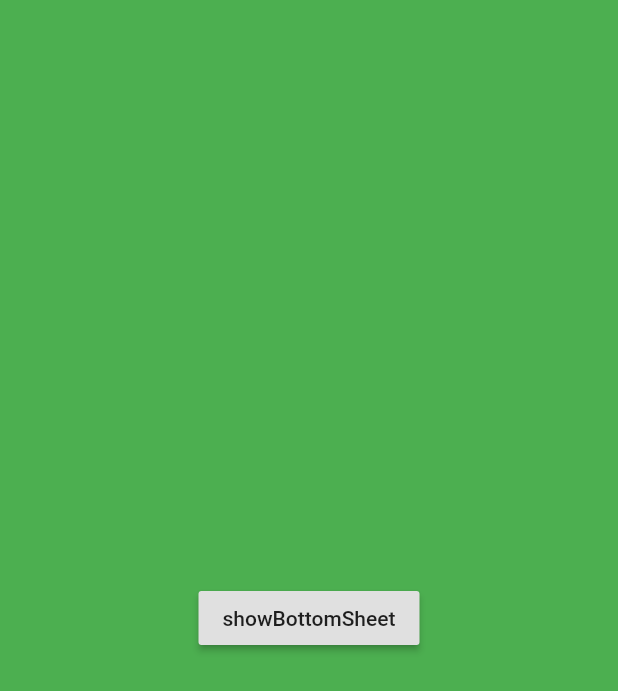
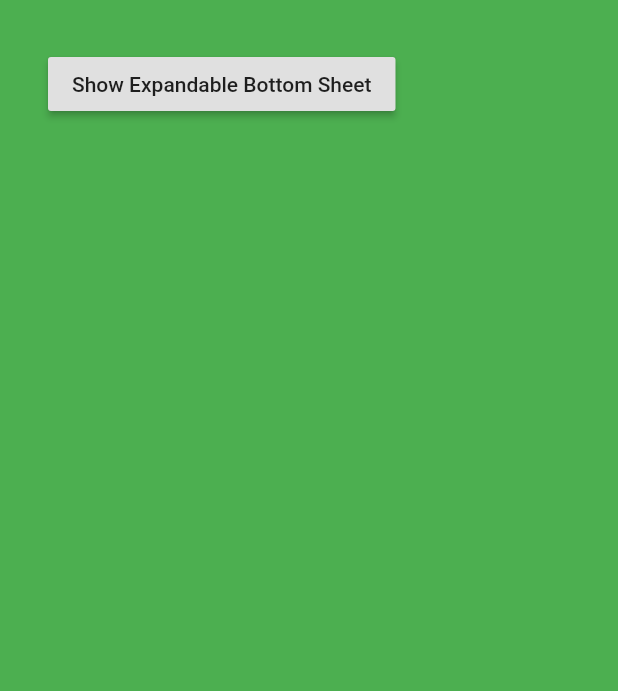
Before and after one commit to hamed-fs/flutter_widget_test_playground, a Flutter app: the screen it shows after launch, on a phone screen of 412 x 824 dp. Shown: the top 691 px of the screen. Run offline on Flutter 3.47's test engine with Material 2 defaults, Android fonts, the phone set to English and light mode, and no system bars.

Commit message:
commit 01

```diff
--- a/lib/main.dart
+++ b/lib/main.dart
@@ -19,13 +19,14 @@ class MyApp extends StatelessWidget {
         backgroundColor: Colors.green,
         // appBar: AppBar(title: const Text(_title)),
         body: Builder(
-          builder: (context) => Center(
+          builder: (context) => Padding(
+            padding: const EdgeInsets.all(32.0),
             child: RaisedButton(
-              child: const Text('showBottomSheet'),
+              child: const Text('Show Expandable Bottom Sheet'),
               onPressed: () => Scaffold.of(context).showBottomSheet<void>(
                 (BuildContext context) => GestureDetector(
                   child: _buildExpandableBottomSheet(),
-                  onVerticalDragStart: (a) {},
+                  onVerticalDragStart: (_) {},
                 ),
               ),
             ),
@@ -46,36 +47,46 @@ ExpandableBottomSheet _buildExpandableBottomSheet() => ExpandableBottomSheet(
       //   style: TextStyle(color: Colors.white),
       // ),
       upperContent: Container(
-        height: 250.0,
-        color: Colors.amber,
+        height: 150.0,
+        child: Padding(
+          padding: const EdgeInsets.all(8.0),
+          child: Container(
+            color: Colors.blueGrey,
             child: Center(
-          child: SingleChildScrollView(
-            child: Column(
-              children: <Widget>[
-                for (var i = 0; i < 100; i++)
-                  ListTile(
-                    title: Text(
-                      'data $i',
-                      style: TextStyle(color: Colors.white),
+              child: Text(
+                'MAIN DATA...',
+                style:
+                    TextStyle(color: Colors.white, fontWeight: FontWeight.bold),
               ),
-                  )
-              ],
             ),
           ),
         ),
       ),
       lowerContent: Builder(
         builder: (context) => SingleChildScrollView(
+          child: Container(
+            child: Center(
                 child: Column(
               children: <Widget>[
                 for (var i = 0; i < 100; i++)
-                ListTile(
+                  Padding(
+                    padding: const EdgeInsets.all(8.0),
+                    child: Container(
+                      color: Colors.grey,
+                      child: ListTile(
                         title: Text(
-                    'data $i',
-                    style: TextStyle(color: Colors.white),
+                          'EXTENDED DATA ${i + 1}...',
+                          textAlign: TextAlign.center,
+                          style: TextStyle(
+                            color: Colors.white,
+                            fontWeight: FontWeight.bold,
                           ),
-                )
+                        ),
+                      ),
+                    ),
+                  ),
               ],
+            )),
           ),
         ),
       ),
```
Also changed, not shown: lib/chart_setting.dart (added, +41 -0 lines), lib/expandable_bottom_sheet.dart (+42 -26 lines), 1 other file. Lines whose indentation alone changed are shown as unchanged.
